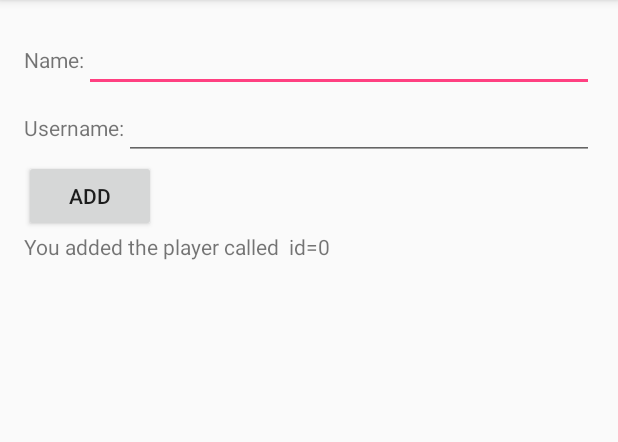
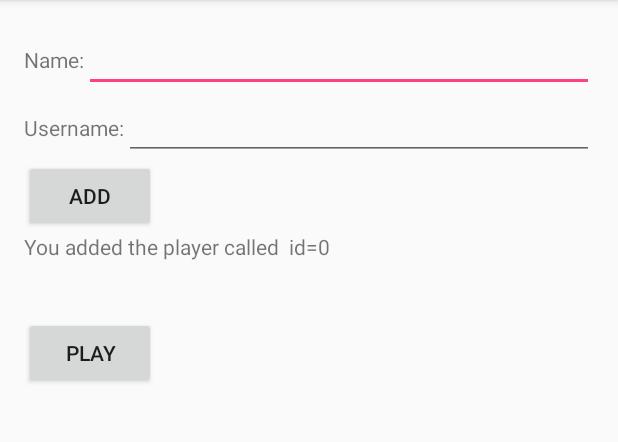
Before and after one commit to ThibCharpy/SeaBattle, an Android app: the screen it shows after launch (MainActivity), after a tap on "ADD", on a phone screen of 412 x 824 dp, the part 84-526 px from its top. Run offline under Robolectric (Android 15) with nearby library versions, the phone set to English and light mode, and no system bars.

Commit message:
start menu layout

```diff
--- a/app/src/main/AndroidManifest.xml
+++ b/app/src/main/AndroidManifest.xml
@@ -15,6 +15,9 @@
                 <category android:name="android.intent.category.LAUNCHER" />
             </intent-filter>
         </activity>
+        <activity android:name=".views.Menu"/>
+        <activity android:name=".views.ProfileActivity"/>
+        <activity android:name=".views.SettingsActivity"/>
     </application>
 
 </manifest>
--- a/app/src/main/java/fr/univ/orleans/android/seabattle/views/MainActivity.java
+++ b/app/src/main/java/fr/univ/orleans/android/seabattle/views/MainActivity.java
@@ -1,8 +1,10 @@
 package fr.univ.orleans.android.seabattle.views;
 
+import android.content.Intent;
 import android.support.v7.app.AppCompatActivity;
 import android.os.Bundle;
 import android.view.View;
+import android.widget.Button;
 import android.widget.EditText;
 import android.widget.TextView;
 
@@ -29,6 +31,14 @@ public class MainActivity extends AppCompatActivity {
         this.name = (EditText) findViewById(R.id.name);
         this.username = (EditText) findViewById(R.id.username);
         this.display = (TextView) findViewById(R.id.display);
+        Button buttonPlay = (Button)findViewById(R.id.buttonPlay);
+        buttonPlay.setOnClickListener(new View.OnClickListener() {
+            @Override
+            public void onClick(View view) {
+                Intent intent = new Intent(MainActivity.this, Menu.class);
+                startActivity(intent);
+            }
+        });
     }
 
     public void add(View view) {
@@ -36,7 +46,7 @@ public class MainActivity extends AppCompatActivity {
         String username = this.username.getText().toString();
 
         Player p = this.controller.addPlayer(name,username);
-
         display.setText("You added the player called "+p.getUsername()+" id="+p.getId());
     }
+
 }
--- a/app/src/main/res/layout/activity_main.xml
+++ b/app/src/main/res/layout/activity_main.xml
@@ -61,4 +61,14 @@
         android:layout_height="wrap_content"
         android:layout_below="@id/buttonAdd"
         android:id="@+id/display" />
+
+    <Button
+        android:text="Play"
+        android:layout_width="wrap_content"
+        android:layout_height="wrap_content"
+        android:layout_marginTop="37dp"
+        android:id="@+id/buttonPlay"
+        android:layout_below="@+id/display"
+        android:layout_alignParentLeft="true"
+        android:layout_alignParentStart="true" />
 </RelativeLayout>
--- a/app/src/main/res/values/strings.xml
+++ b/app/src/main/res/values/strings.xml
@@ -3,4 +3,7 @@
     <string name="input_name">Name: </string>
     <string name="input_username">Username: </string>
     <string name="buttonAdd_value">Add</string>
+    <string name="buttonEdit">Edit</string>
+    <string name="buttonDelete">Delete</string>
+    <string name="buttonReset">Reset</string>
 </resources>
--- a/app/src/main/res/values/styles.xml
+++ b/app/src/main/res/values/styles.xml
@@ -6,6 +6,7 @@
         <item name="colorPrimary">@color/colorPrimary</item>
         <item name="colorPrimaryDark">@color/colorPrimaryDark</item>
         <item name="colorAccent">@color/colorAccent</item>
+        <item name="android:checked">false</item>
     </style>
 
 </resources>
```
Also changed, not shown: app/src/main/java/fr/univ/orleans/android/seabattle/views/Menu.java (added, +47 -0 lines), app/src/main/res/layout/activity_menu.xml (added, +43 -0 lines).
